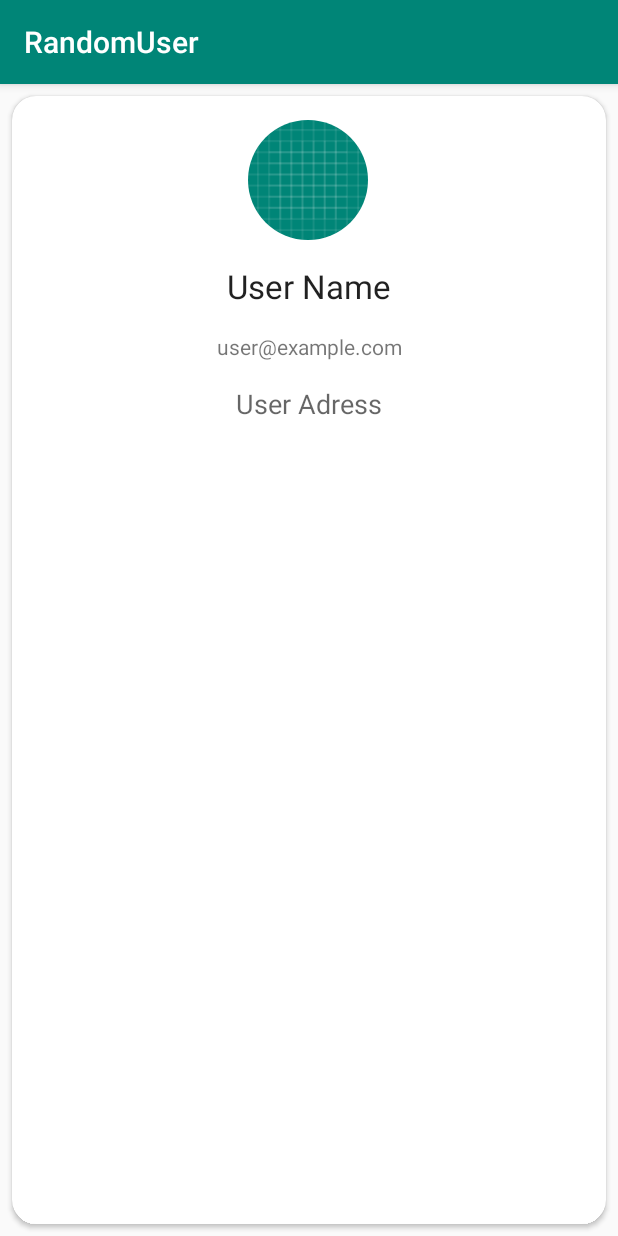
After one commit to umiitkose/KotlinAndroidApps, an Android app: the DetailActivity screen opened directly, with no data from a screen before it, on a phone screen of 412 x 824 dp. The commit adds this screen. Run offline under Robolectric (Android 15) with nearby library versions, the phone set to English and light mode, and no system bars; our stand-ins replace CircleImageView, Picasso; pictures from the network do not load; 6 statements that could not run were skipped.

Commit message:
"RandomUser Uygulaması bitti"

```diff
--- a/RandomUserApp/app/build.gradle
+++ b/RandomUserApp/app/build.gradle
@@ -25,7 +25,7 @@ android {
 
 dependencies {
     implementation fileTree(dir: 'libs', include: ['*.jar'])
-    implementation"org.jetbrains.kotlin:kotlin-stdlib-jdk7:$kotlin_version"
+    implementation "org.jetbrains.kotlin:kotlin-stdlib-jdk7:$kotlin_version"
     implementation 'androidx.appcompat:appcompat:1.0.2'
     implementation 'androidx.core:core-ktx:1.0.2'
     implementation 'androidx.constraintlayout:constraintlayout:1.1.3'
@@ -43,5 +43,6 @@ dependencies {
     implementation 'de.hdodenhof:circleimageview:3.0.1'
     //picasso
     implementation 'com.squareup.picasso:picasso:2.71828'
+    implementation 'androidx.cardview:cardview:1.0.0'
 
 }
--- a/RandomUserApp/app/src/main/AndroidManifest.xml
+++ b/RandomUserApp/app/src/main/AndroidManifest.xml
@@ -2,7 +2,7 @@
 <manifest xmlns:android="http://schemas.android.com/apk/res/android"
     package="com.example.randomuser">
 
-    <uses-permission android:name="android.permission.INTERNET"/>
+    <uses-permission android:name="android.permission.INTERNET" />
 
     <application
         android:allowBackup="true"
@@ -11,6 +11,7 @@
         android:roundIcon="@mipmap/ic_launcher_round"
         android:supportsRtl="true"
         android:theme="@style/AppTheme">
+        <activity android:name=".ui.activity.DetailActivity"></activity>
         <activity android:name=".ui.activity.MainActivity">
             <intent-filter>
                 <action android:name="android.intent.action.MAIN" />
--- a/RandomUserApp/app/src/main/java/com/example/randomuser/model/Location.kt
+++ b/RandomUserApp/app/src/main/java/com/example/randomuser/model/Location.kt
@@ -1,6 +1,7 @@
 package com.example.randomuser.model
 
 import com.google.gson.annotations.SerializedName
+import java.io.Serializable
 
 data class Location(
 
@@ -9,5 +10,4 @@ data class Location(
     @SerializedName("city")
     var city: String
 
-
-    )
+): Serializable
--- a/RandomUserApp/app/src/main/java/com/example/randomuser/model/Name.kt
+++ b/RandomUserApp/app/src/main/java/com/example/randomuser/model/Name.kt
@@ -1,6 +1,7 @@
 package com.example.randomuser.model
 
 import com.google.gson.annotations.SerializedName
+import java.io.Serializable
 
 data class Name (
 
@@ -9,4 +10,4 @@ data class Name (
     @SerializedName("last")
     var last: String
 
-)
+): Serializable
--- a/RandomUserApp/app/src/main/java/com/example/randomuser/model/Picture.kt
+++ b/RandomUserApp/app/src/main/java/com/example/randomuser/model/Picture.kt
@@ -1,8 +1,9 @@
 package com.example.randomuser.model
 
 import com.google.gson.annotations.SerializedName
+import java.io.Serializable
 
 data class Picture(
     @SerializedName("large")
     var large:String
-)
+): Serializable
--- a/RandomUserApp/app/src/main/java/com/example/randomuser/model/Results.kt
+++ b/RandomUserApp/app/src/main/java/com/example/randomuser/model/Results.kt
@@ -1,6 +1,7 @@
 package com.example.randomuser.model
 
 import com.google.gson.annotations.SerializedName
+import java.io.Serializable
 
 data class Results
     (
@@ -20,4 +21,4 @@ data class Results
     @SerializedName("picture")
     var picture: Picture
 
-)
+): Serializable
--- /dev/null
+++ b/RandomUserApp/app/src/main/java/com/example/randomuser/ui/activity/DetailActivity.kt
@@ -0,0 +1,45 @@
+package com.example.randomuser.ui.activity
+
+import android.os.Build
+import androidx.appcompat.app.AppCompatActivity
+import android.os.Bundle
+import com.example.randomuser.R
+import com.example.randomuser.model.Results
+import com.squareup.picasso.Callback
+import com.squareup.picasso.Picasso
+import kotlinx.android.synthetic.main.activity_detail.*
+import java.lang.Exception
+
+class DetailActivity : AppCompatActivity() {
+
+    override fun onCreate(savedInstanceState: Bundle?) {
+        super.onCreate(savedInstanceState)
+        setContentView(R.layout.activity_detail)
+
+        supportStartPostponedEnterTransition()
+
+        val results: Results = intent.extras?.getSerializable(MainActivity.EXTRA_RESULT_ITEM) as Results
+
+        tv_detail_username.text = "${results.name.first} ${results.name.last}"
+        tv_detail_email.text = results.email
+        tv_detail_adress.text = "${results.location.city} ${results.location.country}"
+
+
+        val imageTransitionName = intent.extras!!.getString(MainActivity.EXTRA_RESULT_TRANSITION_NAME)
+
+        if (Build.VERSION.SDK_INT >= Build.VERSION_CODES.LOLLIPOP) {
+            detail_user_image.transitionName = imageTransitionName
+        }
+
+        Picasso.get().load(results.picture.large).into(detail_user_image,object: Callback{
+            override fun onSuccess() {
+                supportStartPostponedEnterTransition()
+            }
+
+            override fun onError(e: Exception?) {
+                supportStartPostponedEnterTransition()
+            }
+
+        })
+    }
+}
--- /dev/null
+++ b/RandomUserApp/app/src/main/res/layout/activity_detail.xml
@@ -0,0 +1,61 @@
+<?xml version="1.0" encoding="utf-8"?>
+
+<androidx.cardview.widget.CardView xmlns:android="http://schemas.android.com/apk/res/android"
+    xmlns:app="http://schemas.android.com/apk/res-auto"
+    xmlns:tools="http://schemas.android.com/tools"
+    android:layout_width="match_parent"
+    android:layout_height="match_parent"
+    tools:context=".ui.activity.DetailActivity"
+    android:layout_margin="8dp"
+    app:cardCornerRadius="16dp">
+<androidx.constraintlayout.widget.ConstraintLayout
+    android:layout_width="match_parent"
+    android:layout_height="match_parent">
+
+    <de.hdodenhof.circleimageview.CircleImageView
+        android:id="@+id/detail_user_image"
+        android:layout_width="80dp"
+        android:layout_height="80dp"
+        android:layout_marginTop="16dp"
+        android:src="@drawable/ic_launcher_background"
+        app:layout_constraintEnd_toEndOf="parent"
+        app:layout_constraintHorizontal_bias="0.498"
+        app:layout_constraintStart_toStartOf="parent"
+        app:layout_constraintTop_toTopOf="parent" />
+
+    <TextView
+        android:id="@+id/tv_detail_username"
+        android:layout_width="wrap_content"
+        android:layout_height="wrap_content"
+        android:layout_marginTop="16dp"
+        android:text="User Name"
+        android:textAppearance="@style/TextAppearance.AppCompat.Large"
+        app:layout_constraintEnd_toEndOf="parent"
+        app:layout_constraintStart_toStartOf="parent"
+        app:layout_constraintTop_toBottomOf="@+id/detail_user_image" />
+
+    <TextView
+        android:id="@+id/tv_detail_email"
+        android:layout_width="wrap_content"
+        android:layout_height="wrap_content"
+        android:layout_marginTop="16dp"
+        android:text="user@example.com"
+        app:layout_constraintEnd_toEndOf="parent"
+        app:layout_constraintStart_toStartOf="parent"
+        app:layout_constraintTop_toBottomOf="@+id/tv_detail_username" />
+
+    <TextView
+        android:id="@+id/tv_detail_adress"
+        android:layout_width="wrap_content"
+        android:layout_height="wrap_content"
+        android:layout_marginTop="16dp"
+        android:text="User Adress"
+        android:textAppearance="@style/TextAppearance.AppCompat.Medium"
+        app:layout_constraintEnd_toEndOf="parent"
+        app:layout_constraintStart_toStartOf="parent"
+        app:layout_constraintTop_toBottomOf="@+id/tv_detail_email" />
+
+
+</androidx.constraintlayout.widget.ConstraintLayout>
+
+</androidx.cardview.widget.CardView>
```
Also changed, not shown: RandomUserApp/app/src/main/java/com/example/randomuser/ui/activity/MainActivity.kt (+30 -2 lines), RandomUserApp/app/src/main/java/com/example/randomuser/ui/adapter/UserAdapter.kt (+15 -1 lines).
